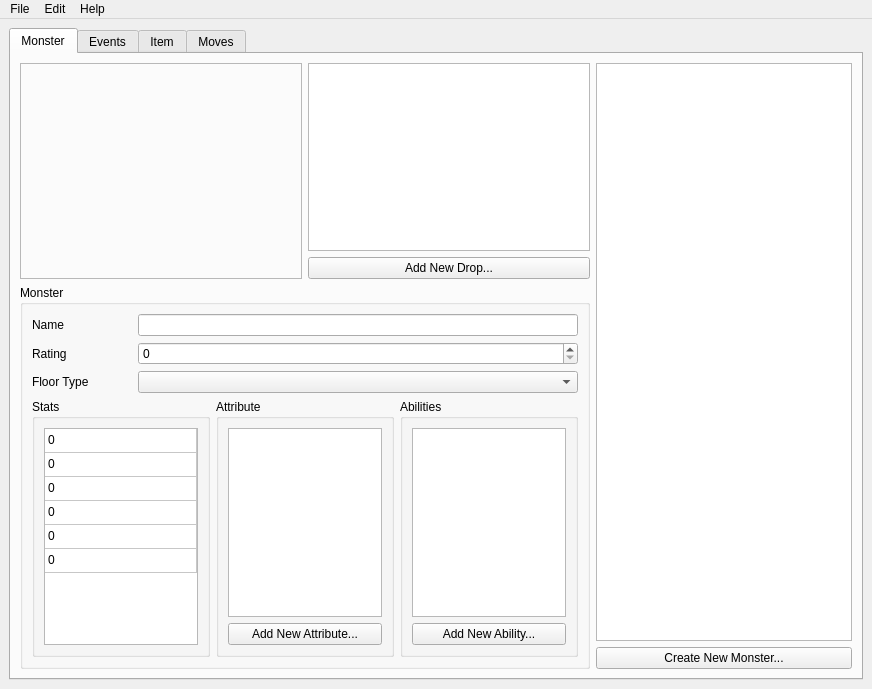
Qt form editor/ui/editor.ui (SodaCookie/rpeg) before a commit.
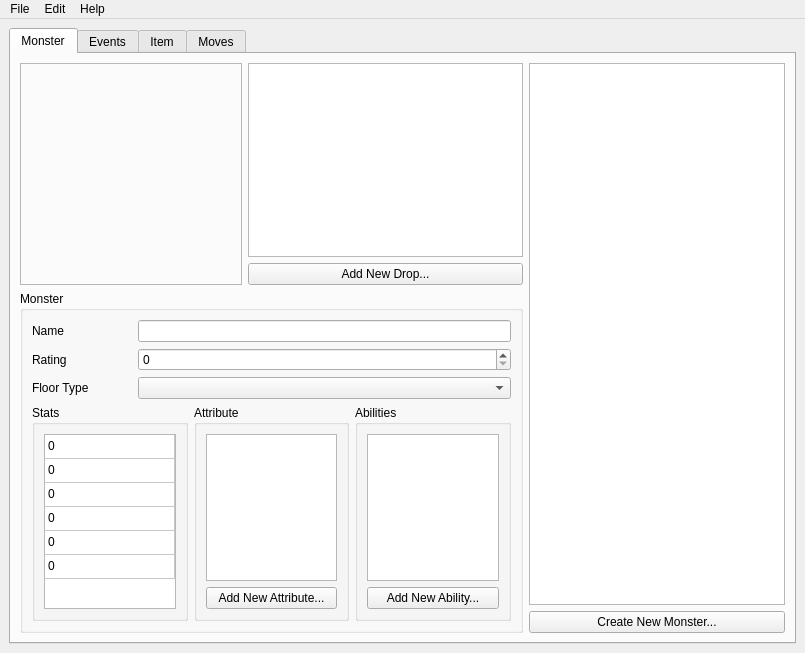
The same form after that commit.

What changed in the file:
```diff
--- a/editor/ui/editor.ui
+++ b/editor/ui/editor.ui
@@ -6,8 +6,8 @@
    <rect>
     <x>0</x>
     <y>0</y>
-    <width>872</width>
-    <height>689</height>
+    <width>805</width>
+    <height>653</height>
    </rect>
   </property>
   <property name="windowTitle">
@@ -65,11 +65,17 @@
                <item>
                 <widget class="QPushButton" name="monsterImage">
                  <property name="sizePolicy">
-                  <sizepolicy hsizetype="Expanding" vsizetype="Expanding">
+                  <sizepolicy hsizetype="Preferred" vsizetype="Preferred">
                    <horstretch>0</horstretch>
                    <verstretch>0</verstretch>
                   </sizepolicy>
                  </property>
+                 <property name="minimumSize">
+                  <size>
+                   <width>220</width>
+                   <height>220</height>
+                  </size>
+                 </property>
                  <property name="text">
                   <string/>
                  </property>
@@ -1303,7 +1309,7 @@
     <rect>
      <x>0</x>
      <y>0</y>
-     <width>872</width>
+     <width>805</width>
      <height>21</height>
     </rect>
    </property>
```
Left out of the diff: 13 changed lines with no effect on the pictures.
